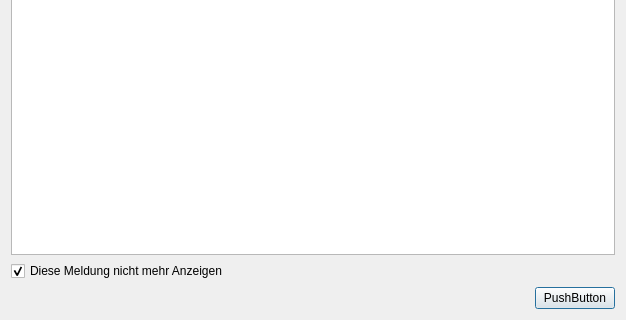
Old version of the form source/ui/msgdialog.ui in the repository Gremmel/kleiner-brauhelfer; both pictures show x 0 to 626 and y 138 to 458 of the 626 by 458 pixel window.
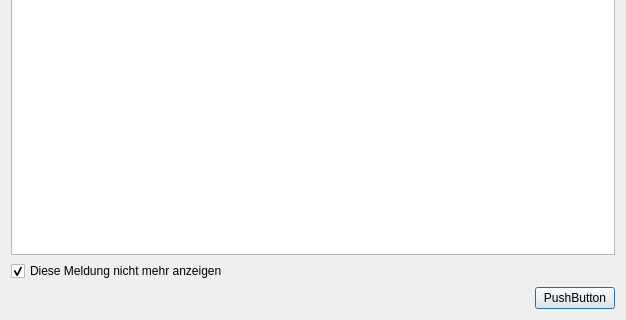
New version of the form.

The edit to the form file:
```diff
--- a/source/ui/msgdialog.ui
+++ b/source/ui/msgdialog.ui
@@ -24,7 +24,7 @@
    <item>
     <widget class="QCheckBox" name="checkBox_ignor">
      <property name="text">
-      <string>Diese Meldung nicht mehr Anzeigen</string>
+      <string>Diese Meldung nicht mehr anzeigen</string>
      </property>
      <property name="checked">
       <bool>true</bool>
```
